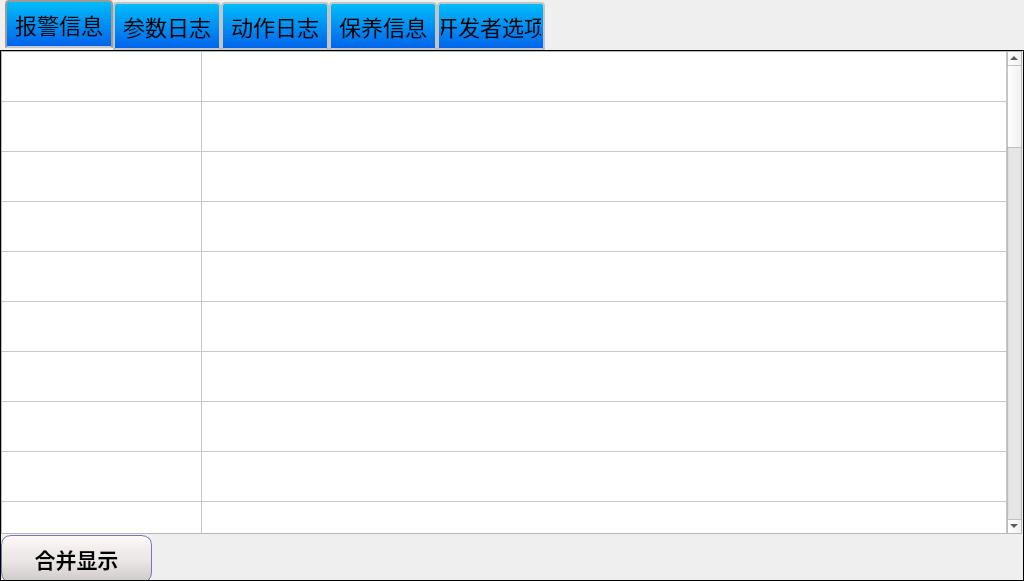
First picture: the form in alarmform.ui, repository Jade-yun/MachineTool, before the edit.
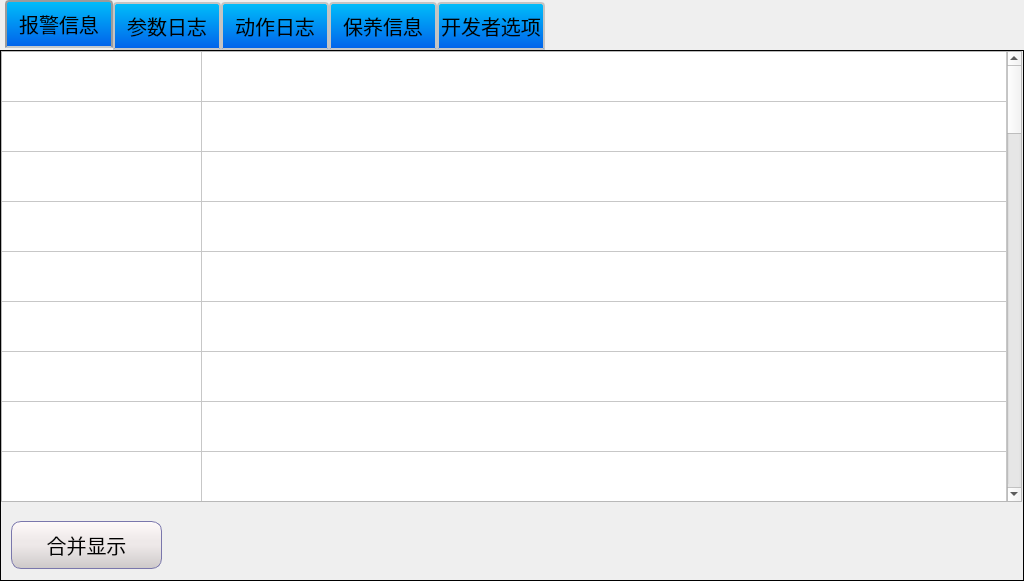
Second picture: the form after the edit. Icons and pictures are not drawn.

Commit message: 完善修改所有样式和完善参考点

The edit to the form file:
```diff
--- a/alarmform.ui
+++ b/alarmform.ui
@@ -16,12 +16,25 @@
   <property name="styleSheet">
    <string notr="true">QLabel { 
 	font-family: 'SimSun';
-	font-size: 22px; 
+	font-size: 20px; 
 }
+
+
 QWidget{ 
 	font-family: 'SimSun';
-	font-size: 22px; 
+	font-size: 20px; 
 }
+
+/*******************************************************/
+QCheckBox::indicator {
+        background-color: qlineargradient(x1 : 0, y1 : 0, x2 : 1, y2 : 0,stop : 0 #FFFFFF, stop: 1 #C0C0C0); 
+    }
+QCheckBox::indicator:checked {
+background-color: qlineargradient(x1 : 0, y1 : 0, x2 : 1, y2 : 0,stop : 0 #F8F8FF, stop: 1 #1E90FF); 
+        image: url(:/images/check_mark1.png);
+        border-image: none;
+    }
+
 /************************************************/
 QPushButton
 {
@@ -32,8 +45,7 @@
     border-radius:10px; /*边框倒角*/
 
 	font-family: DejaVuSansMono;
-	font-size: 22px; 
-	font-weight:bold;
+	font-weight:normal;
 	font-family: 'SimSun';
 	background: qlineargradient(x1: 0, y1: 0, x2: 0, y2: 1,stop: 0 #FFFAFA, stop: 0.4 #EEE9E9,stop: 0.5 #EEE9E9, stop: 1.0 #CDC9C9);
 
@@ -49,8 +61,8 @@
 }
 /*****************************************************/
 QCheckBox { 
-font-size: 22px;
-font-weight:bold;
+font-size: 20px;
+font-weight:normal;
 font-family: 'SimSun';
 }
 QCheckBox::indicator{
@@ -59,6 +71,31 @@
 border: 1px solid black; 
 background-color: qlineargradient(x1: 0, y1: 0, x2: 0, y2: 1,stop: 0 #FFFAFA, stop: 0.4 #EEE9E9,stop: 0.5 #EEE9E9, stop: 1.0 #CDC9C9);
 }
+
+/*****************************************************************/
+QComboBox::!editable {
+                      border: 2px solid #808A87; /* 边框宽度和颜色 */
+                       }
+QComboBox::drop-down {
+    subcontrol-origin: padding-right;
+    subcontrol-position: top right;
+    width: 20px; /* 下拉箭头宽度 */
+    border-left-width: 2px; /* 文本和箭头之间的分隔线宽度 */
+    border-left-color: gray; /* 文本和箭头之间的分隔线颜色 */
+    border-left-style: solid; /* 文本和箭头之间的分隔线样式 */
+}
+QComboBox::down-arrow {
+    image: url(:/images/arrow_down_normal.png); /* 自定义下拉箭头图片 */
+}
+
+QComboBox QAbstractItemView::item:hover{ 
+  background-color:#409CE1;
+  color:rgb(252, 233, 79);
+}
+QComboBox QAbstractItemView::item:selected{
+  background-color:#909CE1;
+  color:rgb(252, 200, 140);
+}
 /**************************************************/
 QTabWidget::tab-bar{
         alignment:left;
@@ -120,7 +157,20 @@
 
 QTabWidget::pane {
     border: 1px solid #000000; /* 设置边框样式和颜色 */
-}</string>
+}
+
+/******************************************************/
+QGroupBox {
+	border: 1px solid black;
+	border-radius:5px;
+	margin-top:10px; 
+}
+QGroupBox::title { 
+	subcontrol-origin: margin;
+	left: 10px;
+	bottom: 5px;
+}
+</string>
   </property>
   <widget class="QTabWidget" name="tabWidget">
    <property name="geometry">
@@ -162,7 +212,7 @@
        <x>0</x>
        <y>0</y>
        <width>1021</width>
-       <height>483</height>
+       <height>451</height>
       </rect>
      </property>
      <property name="styleSheet">
@@ -370,8 +420,8 @@
     <widget class="QPushButton" name="btnDelete_25">
      <property name="geometry">
       <rect>
-       <x>0</x>
-       <y>484</y>
+       <x>10</x>
+       <y>470</y>
        <width>151</width>
        <height>48</height>
       </rect>
@@ -397,29 +447,13 @@
      <property name="font">
       <font>
        <family>SimSun</family>
-       <pointsize>16</pointsize>
-       <weight>75</weight>
-       <bold>true</bold>
+       <pointsize>-1</pointsize>
+       <weight>50</weight>
+       <bold>false</bold>
       </font>
      </property>
      <property name="styleSheet">
-      <string notr="true">QPushButton
-{
-    background-color:#F0F4FD;
-    border-style:solid; /*边框风格*/
-    border-width:1px;/*边框宽度*/
-    border-color:#7A77AC; /*边框颜色*/
-    border-radius:10px; /*边框倒角*/
-}
-QPushButton:pressed
-{
-    border-style:outset; /*边框风格*/
-    background-color:qlineargradient(x1: 0, y1: 0, x2: 0, y2: 1, stop:0 #00befa, stop: 1 #0160ea);/*背景色*/
-    border-width:1px;/*边框宽度*/
-    border-color:#0055ff; /*边框颜色*/
-    border-radius:10px; /*边框倒角*/
-}
-QPushButton { font-size: 16pt;font-weight:bold;font-family: 'SimSun';background: qlineargradient(x1: 0, y1: 0, x2: 0, y2: 1,stop: 0 #FFFAFA, stop: 0.4 #EEE9E9,stop: 0.5 #EEE9E9, stop: 1.0 #CDC9C9)}</string>
+      <string notr="true"/>
      </property>
      <property name="text">
       <string>合并显示</string>
```
The commit also changes 21 other files.
